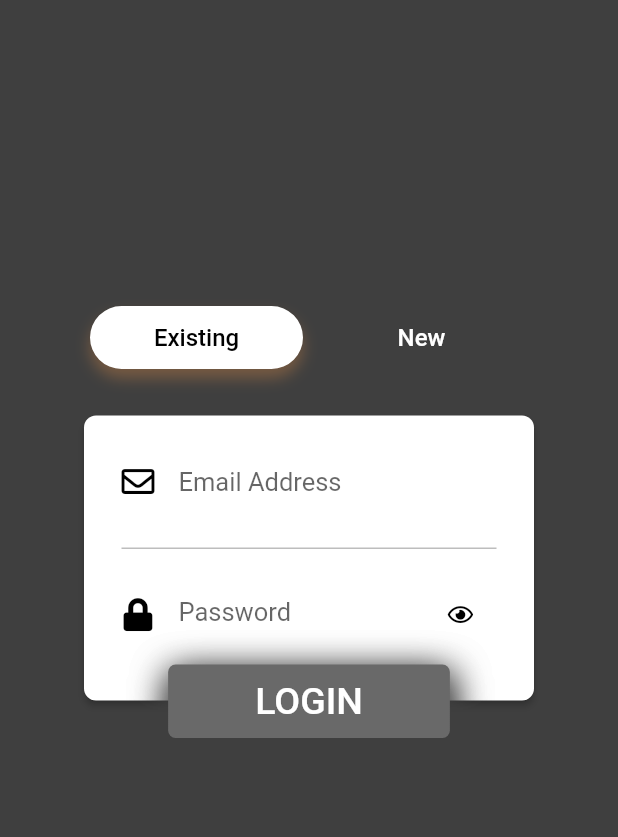
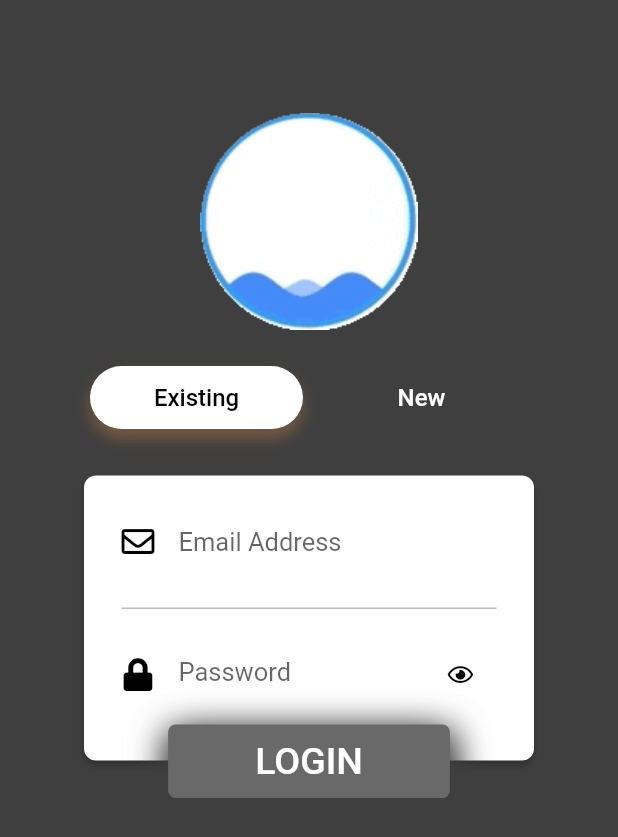
Before and after one commit to saakshidixit2305/smartwashroom, a Flutter app: the LoginPage screen opened by its route, on a phone screen of 412 x 824 dp. Shown: the top 837 px of the screen. Run offline on Flutter 3.47's test engine with Material 2 defaults, Android fonts, the light colour scheme and no system bars; our stand-ins replace font_awesome_flutter, intro_slider; Roboto replaces fonts that are missing (WorkSansBold, WorkSansSemiBold); project files that could hold a hidden picture were left out.

Commit message:
Gif added to login page

```diff
--- a/smart/lib/src/ui/pages/login.dart
+++ b/smart/lib/src/ui/pages/login.dart
@@ -74,10 +74,14 @@ class _LoginPageState extends State<LoginPage>
               children: <Widget>[
                 Padding(
                   padding: EdgeInsets.only(top: 75.0),
-
+                  child: new Image(
+                      width: 145.0,
+                      height: 145.0,
+                      fit: BoxFit.fill,
+                      image: new AssetImage('assets/15636550968347231.gif')),
                 ),
                 Padding(
-                  padding: EdgeInsets.only(top: 125),
+                  padding: EdgeInsets.only(top: 20.0),
                   child: _buildMenuBar(context),
                 ),
                 Expanded(
```
Also changed, not shown: smart/assets/15636550968347231.gif (added), smart/assets/ezgif.com-gif-maker.gif (added).
